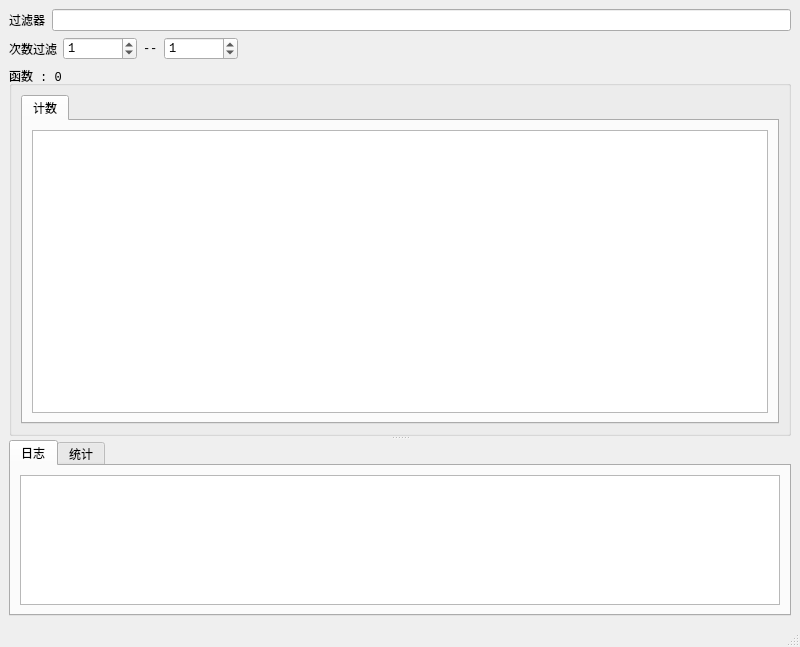
Old version of the form gui/ui/xmono.ui in the repository AvalonWot/xmono.
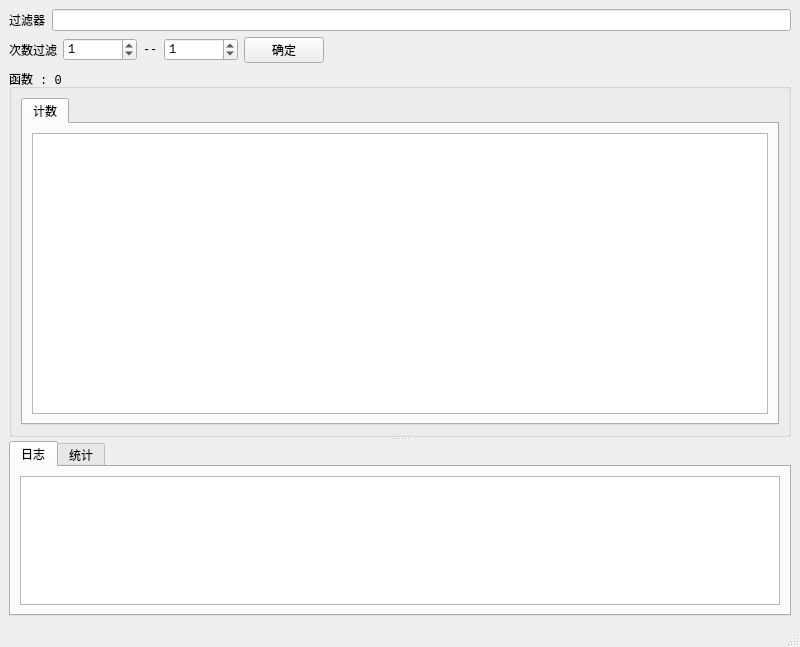
New version of the form.

Commit message: 增加次数过滤功能

Diff of the .ui file:
```diff
--- a/gui/ui/xmono.ui
+++ b/gui/ui/xmono.ui
@@ -77,6 +77,19 @@
         </property>
        </widget>
       </item>
+      <item>
+       <widget class="QPushButton" name="cntPushButton">
+        <property name="sizePolicy">
+         <sizepolicy hsizetype="Fixed" vsizetype="Fixed">
+          <horstretch>0</horstretch>
+          <verstretch>0</verstretch>
+         </sizepolicy>
+        </property>
+        <property name="text">
+         <string>确定</string>
+        </property>
+       </widget>
+      </item>
       <item>
        <spacer name="horizontalSpacer">
         <property name="orientation">
```
The commit also changes 1 other file.
